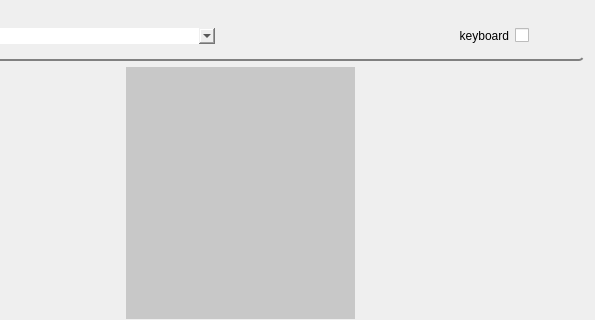
GroupOfRobots/MiniRysRQT, file control_panel/resource/control_panel.ui: the form before one commit; both pictures show x 114 to 709 and y 0 to 320 of the 709 by 587 pixel window.
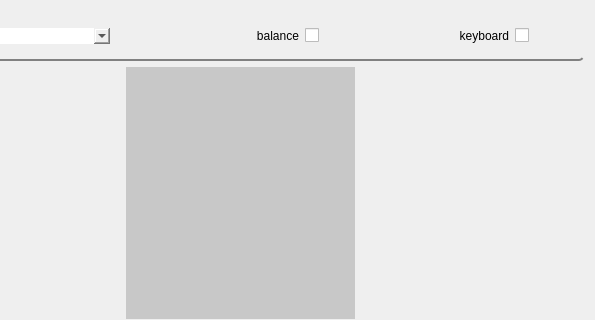
The form after the commit. Icons and pictures are not drawn.

Patch:
```diff
--- a/control_panel/resource/control_panel.ui
+++ b/control_panel/resource/control_panel.ui
@@ -54,7 +54,17 @@
        <widget class="QComboBox" name="comboBox"/>
       </item>
       <item>
-       <widget class="QCheckBox" name="checkBox">
+       <widget class="QCheckBox" name="checkBox_2">
+        <property name="layoutDirection">
+         <enum>Qt::RightToLeft</enum>
+        </property>
+        <property name="text">
+         <string>balance</string>
+        </property>
+       </widget>
+      </item>
+      <item>
+       <widget class="QCheckBox" name="balanceCheckBoxUI">
         <property name="layoutDirection">
          <enum>Qt::RightToLeft</enum>
         </property>
```
